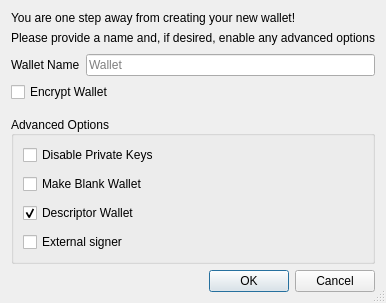
First picture: the form in src/qt/forms/createwalletdialog.ui, repository StickyFingaz420/BitcoinPoW, before the edit.
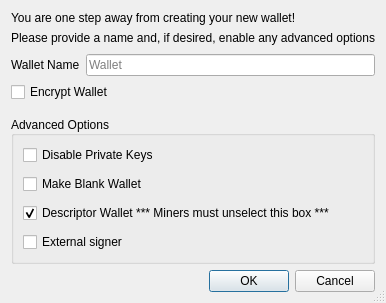
Second picture: the form after the edit.

Commit message: alert miners to unselect box

```diff
--- a/src/qt/forms/createwalletdialog.ui
+++ b/src/qt/forms/createwalletdialog.ui
@@ -159,7 +159,7 @@
          <string>Use descriptors for scriptPubKey management</string>
         </property>
         <property name="text">
-         <string>Descriptor Wallet</string>
+         <string>Descriptor Wallet *** Miners must unselect this box ***</string>
         </property>
         <property name="checked">
          <bool>true</bool>
```
